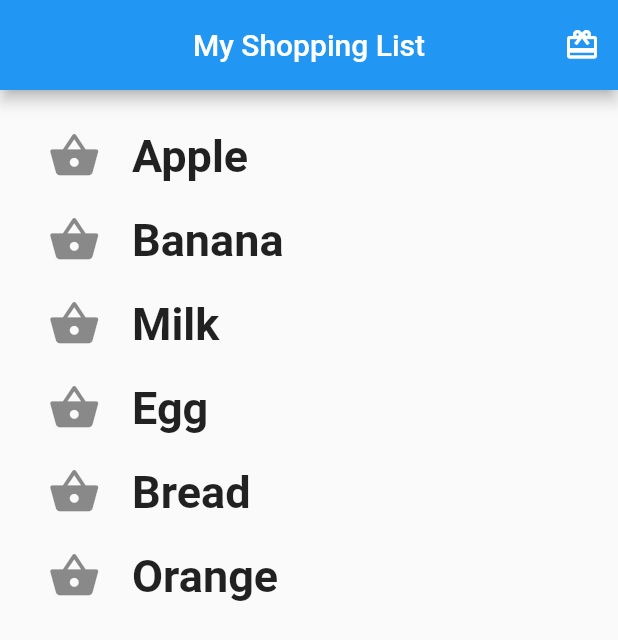
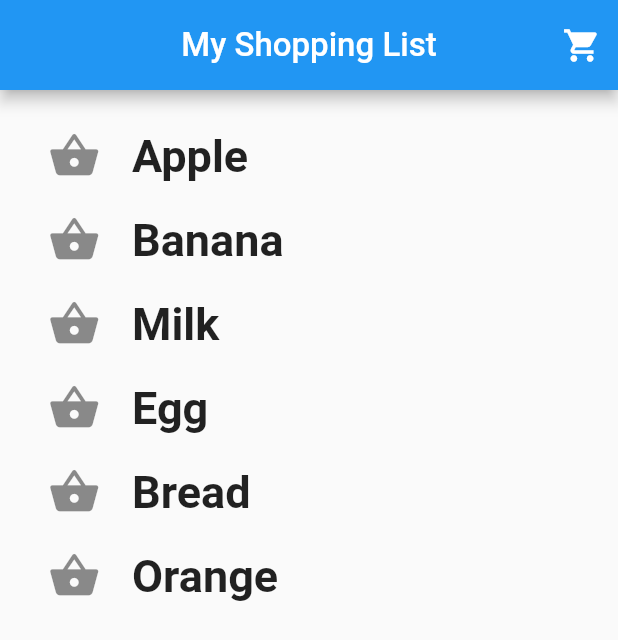
Before and after one commit to moniruzzaman76/Flutter-Live-Test, a Flutter app: the screen it shows after launch, on a phone screen of 412 x 824 dp. Shown: the top 640 px of the screen. Run offline on Flutter 3.47's test engine with Material 2 defaults, Android fonts, the phone set to English and light mode, and no system bars.

Commit message:
live test 2

```diff
--- a/lib/home_screen.dart
+++ b/lib/home_screen.dart
@@ -15,7 +15,9 @@ class _MyHomePageState extends State<MyHomePage> {
       child: Scaffold(
           appBar: AppBar(
             centerTitle: true,
-            title: const Text("My Shopping List"),
+            title: const Text("My Shopping List",style: TextStyle(
+              fontSize: 22
+            ),),
             toolbarHeight: 60,
             actions: [
               IconButton(
@@ -25,7 +27,8 @@ class _MyHomePageState extends State<MyHomePage> {
                           backgroundColor: Colors.green,
                             content: Text("Cart is empty")));
                   },
-                  icon: const Icon(Icons.card_giftcard))
+                  icon: const Icon(Icons.shopping_cart,size: 26,)
+              )
             ],
           ),
           body: ListView(
```
